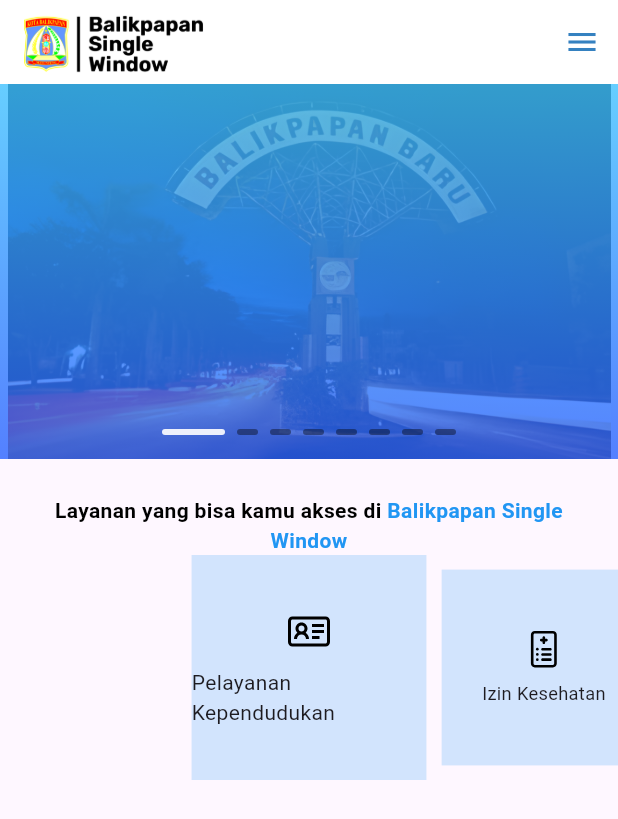
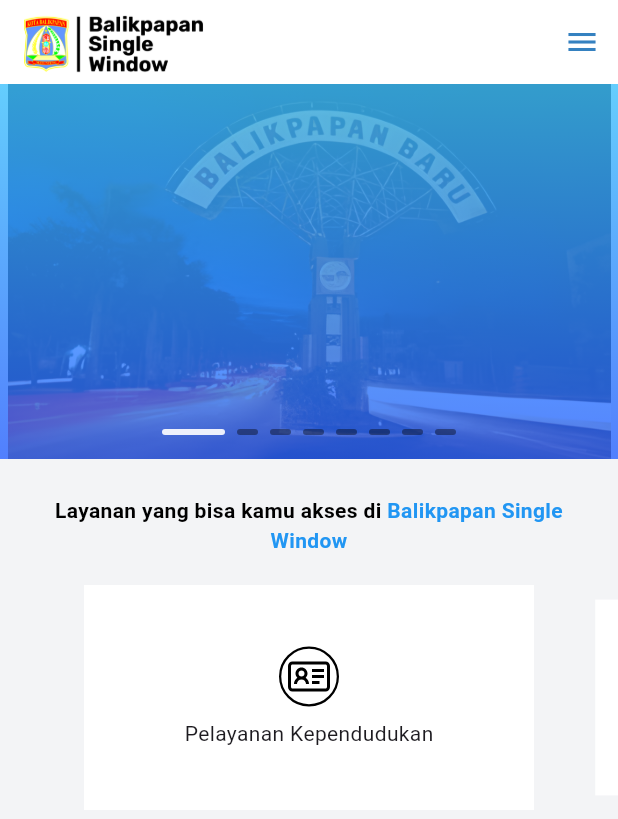
Before and after one commit to ZAZW27/BSWMobile, a Flutter app: the screen it shows after launch, on a phone screen of 412 x 824 dp. Shown: the top 819 px of the screen. Run offline on Flutter 3.47's test engine with Material 3 defaults, Android fonts, the phone set to English and light mode, and no system bars; drawn by our look-alikes of carousel_slider, smooth_page_indicator; our stand-ins replace flutter_svg.

Commit message:
adjusting teh code to be more accceptable

```diff
--- a/lib/pages/home.dart
+++ b/lib/pages/home.dart
@@ -10,6 +10,31 @@
   @override
   State<HomePage> createState() => _HomePageState();
 }
+
+class AjukanPermohonan {
+  final String title;
+  final String subtitle;
+
+  AjukanPermohonan({
+    required this.title,
+    required this.subtitle,
+  });
+}
+
+final List<AjukanPermohonan> AjukanPermohonanData = [
+  AjukanPermohonan(
+    title: 'Bank Data Persyaratanan Untuk Setiap Pengguna',
+    subtitle: 'Manajemen penyimpanan data syarat permohonan, sehingga anda Tidak Perlu menggunakan ulang pada syarat yang sama untuk perizinan lainnya... '
+  ),
+  AjukanPermohonan(
+    title: 'Bank Data Persyaratanan Untuk Setiap Pengguna',
+    subtitle: 'Manajemen penyimpanan data syarat permohonan, sehingga anda Tidak Perlu menggunakan ulang pada syarat yang sama untuk perizinan lainnya... '
+  ),
+  AjukanPermohonan(
+    title: 'Bank Data Persyaratanan Untuk Setiap Pengguna',
+    subtitle: 'Manajemen penyimpanan data syarat permohonan, sehingga anda Tidak Perlu menggunakan ulang pada syarat yang sama untuk perizinan lainnya... '
+  ),
+];
 
 class DataLayanan {
   final String title;
@@ -42,7 +67,6 @@
 ];
 
 
-
 class _HomePageState extends State<HomePage> {
   int bannerSlideIndicator = 0;
 
@@ -64,7 +88,11 @@
     return Scaffold(
       appBar: appBar(),
       endDrawer: NavDraw.NavigationDrawer(),
-      body: SingleChildScrollView(
+      body: Container(
+        decoration: BoxDecoration(
+          color: Color(0xFFF3F4F6)
+        ),
+        child: SingleChildScrollView(
           child: Center(
             child: Container(
               constraints: BoxConstraints(maxWidth: 800),
@@ -72,25 +100,7 @@
                 children: [
                   Stack(
                     children: [
-                    CarouselSlider.builder(
-                      itemCount: carouselBanner.length,
-                      itemBuilder: (context, index, realindex){
-                        final urlimage = carouselBanner[index];
-                        return bannerImageSlider(urlimage, index);
-                      },
-                      options: CarouselOptions(
-                        height: 250,
-                        autoPlay: true,  // Set this to true for automatic sliding
-                        autoPlayInterval: Duration(seconds: 5),  // Set the duration between slides
-                        autoPlayAnimationDuration: Duration(milliseconds: 900),  // Set the animation duration
-                        autoPlayCurve: Curves.fastOutSlowIn,
-                        viewportFraction: 1.0,
-                        // aspectRatio: 16/9,
-                        disableCenter: true,
-                        onPageChanged: (index, reason) => setState(() => bannerSlideIndicator = index),
-                      ),
-
-                    ),
+                      _CarouselBanner(),
                       Center(
                         child: Container(
                           width: screenWidth,
@@ -117,7 +127,7 @@
                   ),
                   Container(
                     width: screenWidth * 0.9,
-                  margin: EdgeInsets.only(top: 24),
+                    margin: EdgeInsets.only(top: 24, bottom: 8),
                     child:Text.rich(
                       TextSpan(
                         text: 'Layanan yang bisa kamu akses di ',
@@ -138,7 +148,9 @@
                       textAlign: TextAlign.center, // Center the text
                     ),
                   ),
-                CarouselSlider.builder(
+                  Container(
+                    margin: EdgeInsets.symmetric(vertical: 12),
+                    child: CarouselSlider.builder(
                       itemCount: DataLayananList.length,
                       itemBuilder: (context, index, realindex) {
                         final layananModel = DataLayananList[index];
@@ -148,8 +160,12 @@
                         height: 150,
                         enlargeCenterPage: true,
                         enableInfiniteScroll: false,
-                    viewportFraction: screenWidth < 400 ? 0.78 : 0.38,
-                    // initialPage: 1,
+                        viewportFraction: screenWidth < 600 ? 0.78 : 0.38,
+                        initialPage: screenWidth < 600 ? 0 : 1,
+                        autoPlay: true,
+                        autoPlayInterval: Duration(seconds: 7),
+                        autoPlayAnimationDuration: Duration(milliseconds: 1000),
+                      ),
                     ),
                   ),
                 ],
@@ -157,31 +173,67 @@
             ),
           ),
         ),
+      ),
+    );
+
+  }
+
+  CarouselSlider _CarouselBanner() {
+    return CarouselSlider.builder(
+      itemCount: carouselBanner.length,
+      itemBuilder: (context, index, realindex){
+        final urlimage = carouselBanner[index];
+        return bannerImageSlider(urlimage, index);
+      },
+      options: CarouselOptions(
+        height: 250,
+        autoPlay: true,  // Set this to true for automatic sliding
+        autoPlayInterval: Duration(seconds: 5),  // Set the duration between slides
+        autoPlayAnimationDuration: Duration(milliseconds: 900),  // Set the animation duration
+        autoPlayCurve: Curves.fastOutSlowIn,
+        viewportFraction: 1.0,
+        // aspectRatio: 16/9,
+        disableCenter: true,
+        onPageChanged: (index, reason) => setState(() => bannerSlideIndicator = index),
+      ),
+
     );
   }
 
 // ====================UNTUK CAROUSEL LAYANAN
 // ====================UNTUK CAROUSEL LAYANAN
 // ====================UNTUK CAROUSEL LAYANAN
+
   Widget buildLayananModel(String title, String image, int index, double screenWidth) =>
   Container(
     width: screenWidth < 400 ? screenWidth * 0.78 : 300,
     constraints: BoxConstraints(maxWidth: 700),
-    decoration: BoxDecoration(color: Colors.blue.withOpacity(0.2)),
+    decoration: BoxDecoration(
+      color: Colors.white,
+    ),
     child: Column(
       mainAxisAlignment: MainAxisAlignment.center,
       children: [
-        SvgPicture.asset(
+        // SvgPicture.asset(
+        //   'assets/icons/' + image, // Replace 'your_icon.svg' with your actual SVG file path
+        // ),
+        Container(
+          width: 40, // Adjust the size of the outer circle as needed
+          height: 40, // Adjust the size of the outer circle as needed
+          decoration: BoxDecoration(
+            shape: BoxShape.circle,
+
+            border: Border.all(
+              color: Colors.black,
+              width: 1.5
+            )
+          ),
+          child: Center(
+            child: SvgPicture.asset(
               'assets/icons/' + image, // Replace 'your_icon.svg' with your actual SVG file path
             ),
-        // Container(
-        //   width: 20, // Adjust the size of the outer circle as needed
-        //   height: 20, // Adjust the size of the outer circle as needed
-        //   decoration: BoxDecoration(
-        //     shape: BoxShape.circle,
-        //     color: Colors.blue, // Color of the outer circle
-        //   ),
-        // ),
+          )
+        ),
         SizedBox(height: 8,),
         Text(
           title,
@@ -195,6 +247,8 @@
 // =====================UNTUK BANNER SLIDER
 // =====================UNTUK BANNER SLIDER
 // =====================UNTUK BANNER SLIDER
+
+
   Widget buildBannerPageIndicator() => AnimatedSmoothIndicator(
     effect: ExpandingDotsEffect(
       dotWidth: 14,
```
Lines whose indentation alone changed are shown as unchanged.
